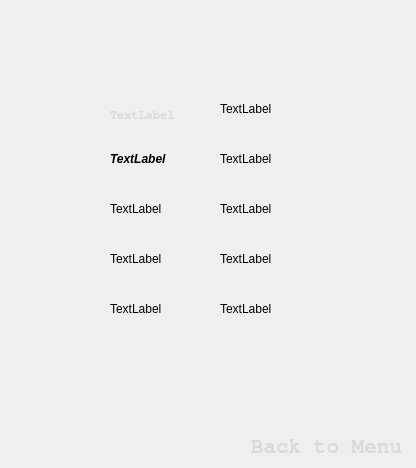
captaintino/project-destiny, file Asteroids+Aliens/highscorewindow.ui: the form before one commit.
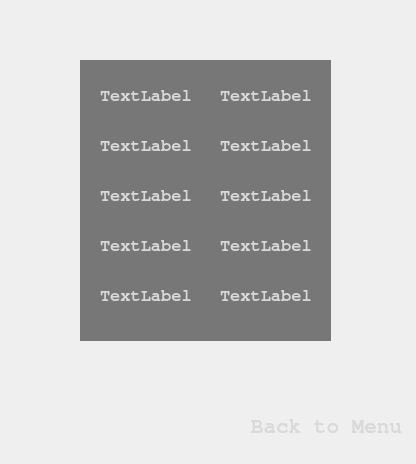
The form after the commit. Icons and pictures are not drawn.

Commit message: After most of the font and instruction menu.

The edit to the form file:
```diff
--- a/Asteroids+Aliens/highscorewindow.ui
+++ b/Asteroids+Aliens/highscorewindow.ui
@@ -7,7 +7,7 @@
     <x>0</x>
     <y>0</y>
     <width>416</width>
-    <height>468</height>
+    <height>464</height>
    </rect>
   </property>
   <property name="windowTitle">
@@ -23,9 +23,9 @@
    <property name="geometry">
     <rect>
      <x>0</x>
-     <y>0</y>
+     <y>-20</y>
      <width>421</width>
-     <height>471</height>
+     <height>491</height>
     </rect>
    </property>
    <property name="autoFillBackground">
@@ -64,76 +64,136 @@
     </property>
    </widget>
    <widget class="QLabel" name="lblUsername2">
+    <property name="enabled">
+     <bool>false</bool>
+    </property>
     <property name="geometry">
      <rect>
-      <x>110</x>
+      <x>100</x>
       <y>150</y>
-      <width>66</width>
-      <height>17</height>
+      <width>101</width>
+      <height>31</height>
      </rect>
     </property>
     <property name="font">
      <font>
+      <family>FreeMono</family>
+      <pointsize>13</pointsize>
       <weight>75</weight>
-      <italic>true</italic>
+      <italic>false</italic>
       <bold>true</bold>
      </font>
     </property>
+    <property name="styleSheet">
+     <string notr="true">background-image:url(:/images/transparent.png);
+color:rgb(217, 217, 217);</string>
+    </property>
     <property name="text">
      <string>TextLabel</string>
     </property>
    </widget>
    <widget class="QLabel" name="lblUsername3">
+    <property name="enabled">
+     <bool>false</bool>
+    </property>
     <property name="geometry">
      <rect>
-      <x>110</x>
+      <x>100</x>
       <y>200</y>
-      <width>66</width>
-      <height>17</height>
+      <width>101</width>
+      <height>31</height>
      </rect>
     </property>
+    <property name="font">
+     <font>
+      <family>FreeMono</family>
+      <pointsize>13</pointsize>
+      <weight>75</weight>
+      <italic>false</italic>
+      <bold>true</bold>
+     </font>
+    </property>
+    <property name="styleSheet">
+     <string notr="true">background-image:url(:/images/transparent.png);
+color:rgb(217, 217, 217);</string>
+    </property>
     <property name="text">
      <string>TextLabel</string>
     </property>
    </widget>
    <widget class="QLabel" name="lblUsername4">
+    <property name="enabled">
+     <bool>false</bool>
+    </property>
     <property name="geometry">
      <rect>
-      <x>110</x>
+      <x>100</x>
       <y>250</y>
-      <width>66</width>
-      <height>17</height>
+      <width>101</width>
+      <height>31</height>
      </rect>
     </property>
+    <property name="font">
+     <font>
+      <family>FreeMono</family>
+      <pointsize>13</pointsize>
+      <weight>75</weight>
+      <bold>true</bold>
+     </font>
+    </property>
+    <property name="styleSheet">
+     <string notr="true">background-image:url(:/images/transparent.png);
+color:rgb(217, 217, 217);</string>
+    </property>
     <property name="text">
      <string>TextLabel</string>
     </property>
    </widget>
    <widget class="QLabel" name="lblUsername5">
+    <property name="enabled">
+     <bool>false</bool>
+    </property>
     <property name="geometry">
      <rect>
-      <x>110</x>
+      <x>100</x>
       <y>300</y>
-      <width>66</width>
-      <height>17</height>
+      <width>101</width>
+      <height>31</height>
      </rect>
     </property>
+    <property name="font">
+     <font>
+      <family>FreeMono</family>
+      <pointsize>13</pointsize>
+      <weight>75</weight>
+      <italic>false</italic>
+      <bold>true</bold>
+     </font>
+    </property>
+    <property name="styleSheet">
+     <string notr="true">background-image:url(:/images/transparent.png);
+color:rgb(217, 217, 217);</string>
+    </property>
     <property name="text">
      <string>TextLabel</string>
     </property>
    </widget>
    <widget class="QLabel" name="lblUsername1">
+    <property name="enabled">
+     <bool>false</bool>
+    </property>
     <property name="geometry">
      <rect>
-      <x>110</x>
+      <x>100</x>
       <y>100</y>
-      <width>80</width>
-      <height>30</height>
+      <width>101</width>
+      <height>31</height>
      </rect>
     </property>
     <property name="font">
      <font>
       <family>FreeMono</family>
+      <pointsize>13</pointsize>
       <weight>75</weight>
       <bold>true</bold>
      </font>
@@ -147,70 +207,181 @@
     </property>
    </widget>
    <widget class="QLabel" name="lblScore1">
+    <property name="enabled">
+     <bool>false</bool>
+    </property>
     <property name="geometry">
      <rect>
       <x>220</x>
       <y>100</y>
-      <width>66</width>
-      <height>17</height>
+      <width>101</width>
+      <height>31</height>
      </rect>
     </property>
+    <property name="font">
+     <font>
+      <family>FreeMono</family>
+      <pointsize>13</pointsize>
+      <weight>75</weight>
+      <bold>true</bold>
+     </font>
+    </property>
+    <property name="styleSheet">
+     <string notr="true">background-image:url(:/images/transparent.png);
+color:rgb(217, 217, 217);</string>
+    </property>
     <property name="text">
      <string>TextLabel</string>
     </property>
    </widget>
    <widget class="QLabel" name="lblScore2">
+    <property name="enabled">
+     <bool>false</bool>
+    </property>
     <property name="geometry">
      <rect>
       <x>220</x>
       <y>150</y>
-      <width>66</width>
-      <height>17</height>
+      <width>101</width>
+      <height>31</height>
      </rect>
     </property>
+    <property name="font">
+     <font>
+      <family>FreeMono</family>
+      <pointsize>13</pointsize>
+      <weight>75</weight>
+      <bold>true</bold>
+     </font>
+    </property>
+    <property name="styleSheet">
+     <string notr="true">background-image:url(:/images/transparent.png);
+color:rgb(217, 217, 217);</string>
+    </property>
     <property name="text">
      <string>TextLabel</string>
     </property>
    </widget>
    <widget class="QLabel" name="lblScore3">
+    <property name="enabled">
+     <bool>false</bool>
+    </property>
     <property name="geometry">
      <rect>
       <x>220</x>
       <y>200</y>
-      <width>66</width>
-      <height>17</height>
+      <width>101</width>
+      <height>31</height>
      </rect>
     </property>
+    <property name="font">
+     <font>
+      <family>FreeMono</family>
+      <pointsize>13</pointsize>
+      <weight>75</weight>
+      <italic>false</italic>
+      <bold>true</bold>
+     </font>
+    </property>
+    <property name="styleSheet">
+     <string notr="true">background-image:url(:/images/transparent.png);
+color:rgb(217, 217, 217);</string>
+    </property>
     <property name="text">
      <string>TextLabel</string>
     </property>
    </widget>
    <widget class="QLabel" name="lblScore4">
+    <property name="enabled">
+     <bool>false</bool>
+    </property>
     <property name="geometry">
      <rect>
       <x>220</x>
       <y>250</y>
-      <width>66</width>
-      <height>17</height>
+      <width>101</width>
+      <height>31</height>
      </rect>
     </property>
+    <property name="font">
+     <font>
+      <family>FreeMono</family>
+      <pointsize>13</pointsize>
+      <weight>75</weight>
+      <bold>true</bold>
+     </font>
+    </property>
+    <property name="styleSheet">
+     <string notr="true">background-image:url(:/images/transparent.png);
+color:rgb(217, 217, 217);</string>
+    </property>
     <property name="text">
      <string>TextLabel</string>
     </property>
    </widget>
    <widget class="QLabel" name="lblScore5">
+    <property name="enabled">
+     <bool>false</bool>
+    </property>
     <property name="geometry">
      <rect>
       <x>220</x>
       <y>300</y>
-      <width>66</width>
-      <height>17</height>
+      <width>101</width>
+      <height>31</height>
      </rect>
     </property>
+    <property name="font">
+     <font>
+      <family>FreeMono</family>
+      <pointsize>13</pointsize>
+      <weight>75</weight>
+      <bold>true</bold>
+     </font>
+    </property>
+    <property name="styleSheet">
+     <string notr="true">background-image:url(:/images/transparent.png);
+color:rgb(217, 217, 217);</string>
+    </property>
     <property name="text">
      <string>TextLabel</string>
     </property>
    </widget>
+   <widget class="QFrame" name="frame">
+    <property name="geometry">
+     <rect>
+      <x>80</x>
+      <y>80</y>
+      <width>251</width>
+      <height>281</height>
+     </rect>
+    </property>
+    <property name="styleSheet">
+     <string notr="true">background:url();
+background-color:rgba(0,0,0,128)</string>
+    </property>
+    <property name="frameShape">
+     <enum>QFrame::NoFrame</enum>
+    </property>
+    <property name="frameShadow">
+     <enum>QFrame::Sunken</enum>
+    </property>
+    <property name="lineWidth">
+     <number>0</number>
+    </property>
+   </widget>
+   <zorder>frame</zorder>
+   <zorder>btnBackToMainMenu</zorder>
+   <zorder>lblUsername2</zorder>
+   <zorder>lblUsername3</zorder>
+   <zorder>lblUsername4</zorder>
+   <zorder>lblUsername5</zorder>
+   <zorder>lblUsername1</zorder>
+   <zorder>lblScore1</zorder>
+   <zorder>lblScore2</zorder>
+   <zorder>lblScore3</zorder>
+   <zorder>lblScore4</zorder>
+   <zorder>lblScore5</zorder>
   </widget>
  </widget>
  <resources/>
```
Left out of the diff: 3 changed lines with no effect on the pictures. The commit also changes 3 other files.
